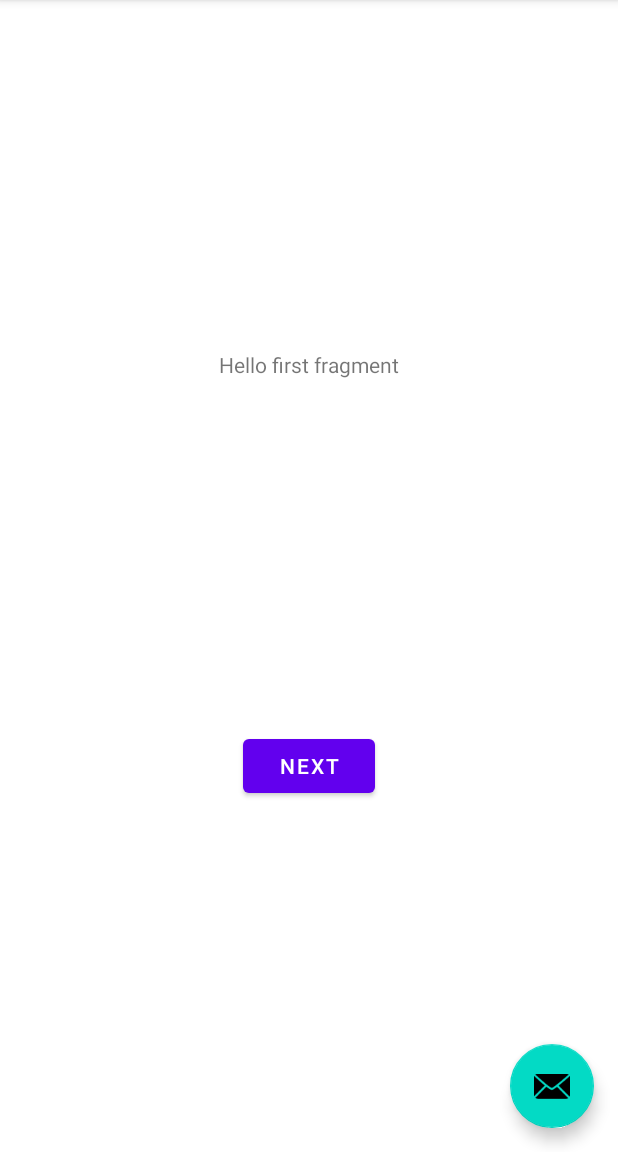
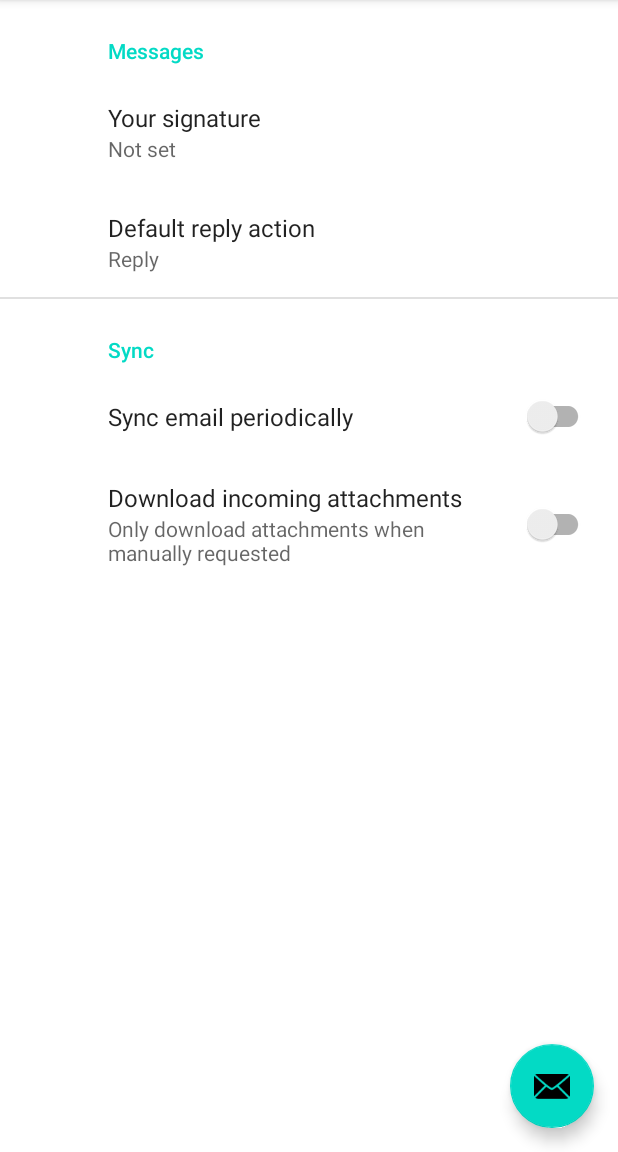
Before and after one commit to PrzemyslawSalek/remote_controller, an Android app: the screen it shows after launch (MainActivity), after a tap on "Settings", on a phone screen of 412 x 824 dp, the part 84-1236 px from its top. Run offline under Robolectric (Android 15) with nearby library versions, the phone set to English and light mode, and no system bars; our stand-ins replace androidx.preference, navigation-ui.

Commit message:
navigate to settings

```diff
--- a/app/app/build.gradle
+++ b/app/app/build.gradle
@@ -36,6 +36,7 @@ dependencies {
     implementation 'androidx.navigation:navigation-fragment:2.3.4'
     implementation 'androidx.navigation:navigation-ui:2.3.4'
     implementation 'androidx.legacy:legacy-support-v4:1.0.0'
+    implementation 'androidx.preference:preference:1.1.1'
     testImplementation 'junit:junit:4.+'
     androidTestImplementation 'androidx.test.ext:junit:1.1.2'
     androidTestImplementation 'androidx.test.espresso:espresso-core:3.3.0'
--- a/app/app/src/main/java/com/app/remote_controller_app/MainActivity.java
+++ b/app/app/src/main/java/com/app/remote_controller_app/MainActivity.java
@@ -2,11 +2,18 @@ package com.app.remote_controller_app;
 
 import android.os.Bundle;
 
+import com.app.remote_controller_app.examples.FirstFragment;
 import com.google.android.material.floatingactionbutton.FloatingActionButton;
 import com.google.android.material.snackbar.Snackbar;
 
+import androidx.appcompat.app.ActionBar;
 import androidx.appcompat.app.AppCompatActivity;
 import androidx.appcompat.widget.Toolbar;
+import androidx.navigation.NavController;
+import androidx.navigation.NavHost;
+import androidx.navigation.Navigation;
+import androidx.navigation.fragment.NavHostFragment;
+import androidx.navigation.ui.NavigationUI;
 
 import android.view.View;
 
@@ -24,6 +31,10 @@ public class MainActivity extends AppCompatActivity {
         setContentView(R.layout.activity_main);
         Toolbar toolbar = findViewById(R.id.toolbar);
         setSupportActionBar(toolbar);
+
+//        ActionBar actionBar = getSupportActionBar();
+//        actionBar.setDisplayHomeAsUpEnabled(true);
+
 
 //        FloatingActionButton fab = findViewById(R.id.fab);
 //        fab.setOnClickListener(new View.OnClickListener() {
@@ -54,17 +65,22 @@ public class MainActivity extends AppCompatActivity {
 
     @Override
     public boolean onOptionsItemSelected(MenuItem item) {
+
         // Handle action bar item clicks here. The action bar will
         // automatically handle clicks on the Home/Up button, so long
         // as you specify a parent activity in AndroidManifest.xml.
         int id = item.getItemId();
 
         //noinspection SimplifiableIfStatement
-        if (id == R.id.action_settings) {
-            System.out.println("Settings clicked!");
-            return true;
+        if (id == R.id.settingsFragment) {
+            NavController navController = Navigation.findNavController(this, R.id.nav_host_fragment);
+            return NavigationUI.onNavDestinationSelected(item, navController)
+                    || super.onOptionsItemSelected(item);
+
         }
 
         return super.onOptionsItemSelected(item);
     }
+
+
 }
--- /dev/null
+++ b/app/app/src/main/java/com/app/remote_controller_app/SettingsFragment.java
@@ -0,0 +1,13 @@
+package com.app.remote_controller_app;
+
+import android.os.Bundle;
+
+import androidx.preference.PreferenceFragmentCompat;
+
+public class SettingsFragment extends PreferenceFragmentCompat {
+
+    @Override
+    public void onCreatePreferences(Bundle savedInstanceState, String rootKey) {
+        setPreferencesFromResource(R.xml.root_preferences, rootKey);
+    }
+}
--- a/app/app/src/main/res/menu/menu_main.xml
+++ b/app/app/src/main/res/menu/menu_main.xml
@@ -3,7 +3,7 @@
     xmlns:tools="http://schemas.android.com/tools"
     tools:context="com.app.remote_controller_app.MainActivity">
     <item
-        android:id="@+id/action_settings"
+        android:id="@+id/settingsFragment"
         android:icon="@drawable/ic_baseline_settings_24"
         android:orderInCategory="0"
         android:title="@string/action_settings"
--- a/app/app/src/main/res/navigation/nav_graph.xml
+++ b/app/app/src/main/res/navigation/nav_graph.xml
@@ -25,4 +25,8 @@
             android:id="@+id/action_SecondFragment_to_FirstFragment"
             app:destination="@id/FirstFragment" />
     </fragment>
+    <fragment
+        android:id="@+id/settingsFragment"
+        android:name="com.app.remote_controller_app.SettingsFragment"
+        android:label="@string/action_settings" />
 </navigation>
--- /dev/null
+++ b/app/app/src/main/res/values/arrays.xml
@@ -0,0 +1,12 @@
+<resources>
+    <!-- Reply Preference -->
+    <string-array name="reply_entries">
+        <item>Reply</item>
+        <item>Reply to all</item>
+    </string-array>
+
+    <string-array name="reply_values">
+        <item>reply</item>
+        <item>reply_all</item>
+    </string-array>
+</resources>
--- a/app/app/src/main/res/values/strings.xml
+++ b/app/app/src/main/res/values/strings.xml
@@ -15,4 +15,18 @@
     <string name="size_colon">Size:</string>
     <string name="color_colon">Color:</string>
     <string name="action_language">Language</string>
+    <!-- Preference Titles -->
+    <string name="messages_header">Messages</string>
+    <string name="sync_header">Sync</string>
+
+    <!-- Messages Preferences -->
+    <string name="signature_title">Your signature</string>
+    <string name="reply_title">Default reply action</string>
+
+    <!-- Sync Preferences -->
+    <string name="sync_title">Sync email periodically</string>
+    <string name="attachment_title">Download incoming attachments</string>
+    <string name="attachment_summary_on">Automatically download attachments for incoming emails
+    </string>
+    <string name="attachment_summary_off">Only download attachments when manually requested</string>
 </resources>
--- /dev/null
+++ b/app/app/src/main/res/xml/root_preferences.xml
@@ -0,0 +1,35 @@
+<PreferenceScreen xmlns:app="http://schemas.android.com/apk/res-auto">
+
+    <PreferenceCategory app:title="@string/messages_header">
+
+        <EditTextPreference
+            app:key="signature"
+            app:title="@string/signature_title"
+            app:useSimpleSummaryProvider="true" />
+
+        <ListPreference
+            app:defaultValue="reply"
+            app:entries="@array/reply_entries"
+            app:entryValues="@array/reply_values"
+            app:key="reply"
+            app:title="@string/reply_title"
+            app:useSimpleSummaryProvider="true" />
+
+    </PreferenceCategory>
+
+    <PreferenceCategory app:title="@string/sync_header">
+
+        <SwitchPreferenceCompat
+            app:key="sync"
+            app:title="@string/sync_title" />
+
+        <SwitchPreferenceCompat
+            app:dependency="sync"
+            app:key="attachment"
+            app:summaryOff="@string/attachment_summary_off"
+            app:summaryOn="@string/attachment_summary_on"
+            app:title="@string/attachment_title" />
+
+    </PreferenceCategory>
+
+</PreferenceScreen>
```
